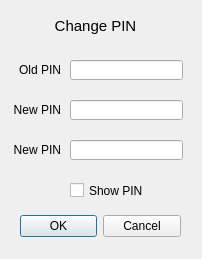
Old version of the form PC software/CryptoStickGUI/stick20changepassworddialog.ui in the repository Nitrokey/nitrokey-pro-firmware.
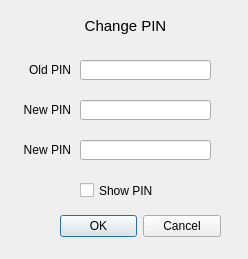
New version of the form.

Diff of the .ui file:
```diff
--- a/PC software/CryptoStickGUI/stick20changepassworddialog.ui
+++ b/PC software/CryptoStickGUI/stick20changepassworddialog.ui
@@ -6,7 +6,7 @@
    <rect>
     <x>0</x>
     <y>0</y>
-    <width>202</width>
+    <width>248</width>
     <height>259</height>
    </rect>
   </property>
@@ -16,7 +16,7 @@
   <widget class="QDialogButtonBox" name="buttonBox">
    <property name="geometry">
     <rect>
-     <x>20</x>
+     <x>60</x>
      <y>210</y>
      <width>161</width>
      <height>32</height>
@@ -34,7 +34,7 @@
     <rect>
      <x>20</x>
      <y>10</y>
-     <width>151</width>
+     <width>211</width>
      <height>31</height>
     </rect>
    </property>
@@ -53,9 +53,9 @@
   <widget class="QLineEdit" name="lineEdit_OldPW">
    <property name="geometry">
     <rect>
-     <x>70</x>
+     <x>80</x>
      <y>60</y>
-     <width>113</width>
+     <width>131</width>
      <height>20</height>
     </rect>
    </property>
@@ -63,9 +63,9 @@
   <widget class="QLineEdit" name="lineEdit_NewPW_1">
    <property name="geometry">
     <rect>
-     <x>70</x>
+     <x>80</x>
      <y>100</y>
-     <width>113</width>
+     <width>131</width>
      <height>20</height>
     </rect>
    </property>
@@ -73,9 +73,9 @@
   <widget class="QLineEdit" name="lineEdit_NewPW_2">
    <property name="geometry">
     <rect>
-     <x>70</x>
+     <x>80</x>
      <y>140</y>
-     <width>113</width>
+     <width>131</width>
      <height>20</height>
     </rect>
    </property>
@@ -83,7 +83,7 @@
   <widget class="QLabel" name="label_2">
    <property name="geometry">
     <rect>
-     <x>10</x>
+     <x>20</x>
      <y>60</y>
      <width>51</width>
      <height>20</height>
@@ -101,7 +101,7 @@
     <rect>
      <x>10</x>
      <y>100</y>
-     <width>51</width>
+     <width>61</width>
      <height>20</height>
     </rect>
    </property>
@@ -115,7 +115,7 @@
   <widget class="QLabel" name="label_4">
    <property name="geometry">
     <rect>
-     <x>-10</x>
+     <x>0</x>
      <y>140</y>
      <width>71</width>
      <height>20</height>
@@ -131,9 +131,9 @@
   <widget class="QCheckBox" name="checkBox">
    <property name="geometry">
     <rect>
-     <x>70</x>
+     <x>80</x>
      <y>180</y>
-     <width>81</width>
+     <width>111</width>
      <height>21</height>
     </rect>
    </property>
```
